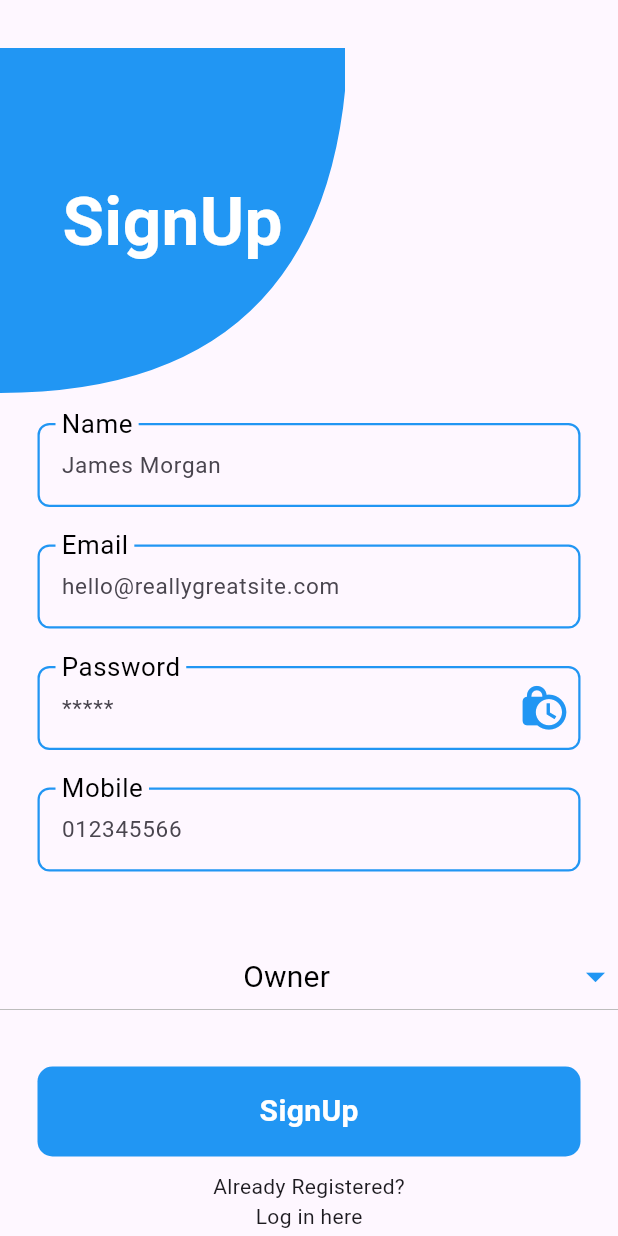
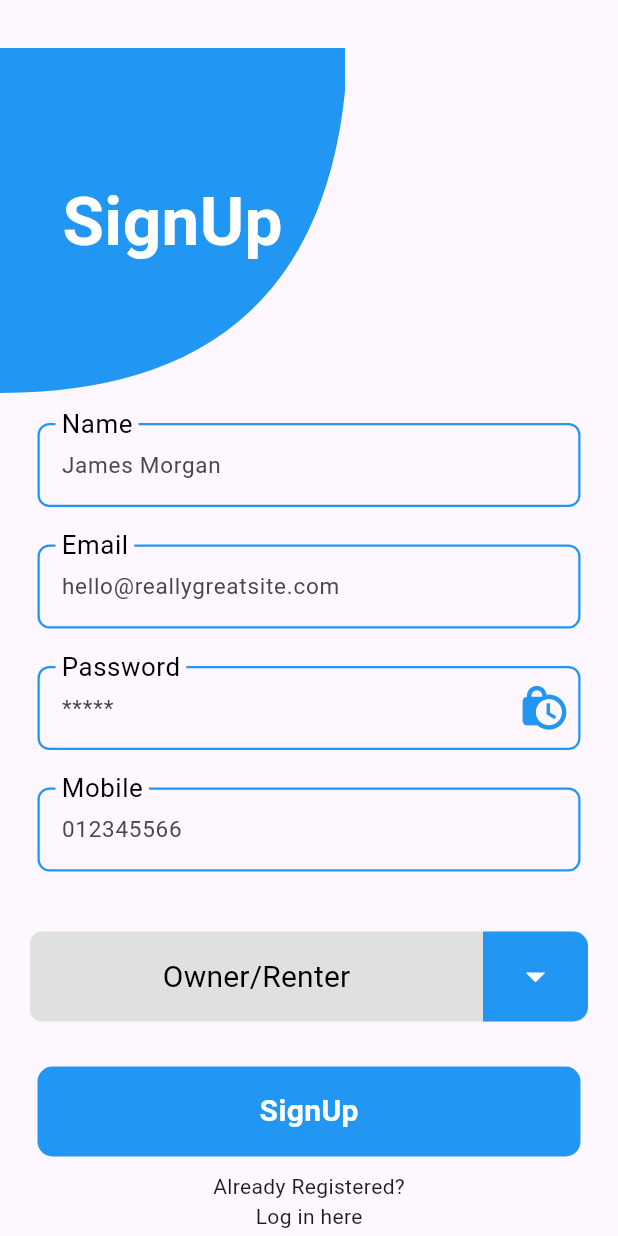
Before and after one commit to riteshpn/assigment_project, a Flutter app: the screen it shows after launch, after a tap on "Countinue with Mail", on a phone screen of 412 x 824 dp. Run offline on Flutter 3.47's test engine with Material 3 defaults, Android fonts, the phone set to English and light mode, and no system bars; our stand-ins replace firebase_auth, firebase_core, fluttertoast; accounts and stored records are empty; network calls fail.

Commit message:
add drop down button

```diff
--- a/lib/screens/sign_up.dart
+++ b/lib/screens/sign_up.dart
@@ -15,7 +15,7 @@ class SignUpScreen extends StatefulWidget {
 }
 
 class _SignUpScreenState extends State<SignUpScreen> {
-  String selectedValue = 'Owner';
+  String selectedValue = 'Owner/Renter';
   bool _isSighnUp = false;
   final FireBaseAuthService _auth = FireBaseAuthService();
   final TextEditingController _usernameController = TextEditingController();
@@ -123,11 +123,23 @@ class _SignUpScreenState extends State<SignUpScreen> {
               const SizedBox(
                 height: 20,
               ),
-              Center(
+              Padding(
+                padding: const EdgeInsets.symmetric(horizontal: 20),
+                child: Container(
+                  decoration: BoxDecoration(
+                    borderRadius: BorderRadius.circular(8.0),
+                    color: Colors.grey.shade300,
+                  ),
+                  padding: const EdgeInsets.symmetric(horizontal: 0.0),
+                  child: Row(
+                    mainAxisAlignment: MainAxisAlignment.spaceBetween,
+                    children: [
+                      Expanded(
                         child: DropdownButton<String>(
-                  icon: const Icon(Icons.arrow_drop_down),
-                  iconEnabledColor: Colors.blue,
-                  iconSize: 30,
+                          icon:
+                              const SizedBox(), // Empty SizedBox to hide default icon
+                          underline:
+                              const SizedBox(), // Hides the default underline
                           value: selectedValue,
                           isExpanded: true,
                           itemHeight: 60,
@@ -136,10 +148,7 @@ class _SignUpScreenState extends State<SignUpScreen> {
                               selectedValue = newValue!;
                             });
                           },
-                  items: <String>[
-                    'Owner',
-                    'Renter',
-                  ]
+                          items: <String>['Owner', 'Renter', 'Owner/Renter']
                               .map<DropdownMenuItem<String>>(
                                 (String value) => DropdownMenuItem<String>(
                                   value: value,
@@ -151,10 +160,25 @@ class _SignUpScreenState extends State<SignUpScreen> {
                                         fontSize: 20,
                                         fontWeight: FontWeight.normal,
                                       ),
-                          )),
+                                    ),
+                                  ),
                                 ),
                               )
                               .toList(),
+                        ),
+                      ),
+                      Container(
+                          width: 70,
+                          height: 60,
+                          decoration: const BoxDecoration(
+                              color: Colors.blue,
+                              borderRadius: BorderRadius.only(
+                                  bottomRight: Radius.circular(10),
+                                  topRight: Radius.circular(10))),
+                          child: const Icon(Icons.arrow_drop_down,
+                              color: Colors.white, size: 30)),
+                    ],
+                  ),
                 ),
               ),
               const SizedBox(
--- a/lib/screens/welocme_page.dart
+++ b/lib/screens/welocme_page.dart
@@ -155,10 +155,10 @@ class _WelcomePageState extends State<WelcomePage> {
                 ),
                 child: Center(
                   child: _isLoading
-                      ? CircularProgressIndicator(
+                      ? const CircularProgressIndicator(
                           color: Colors.black,
                         )
-                      : Text('Sign As Guest'),
+                      : const Text('Sign As Guest'),
                 ),
               ),
             ),
```
Lines whose indentation alone changed are shown as unchanged.
